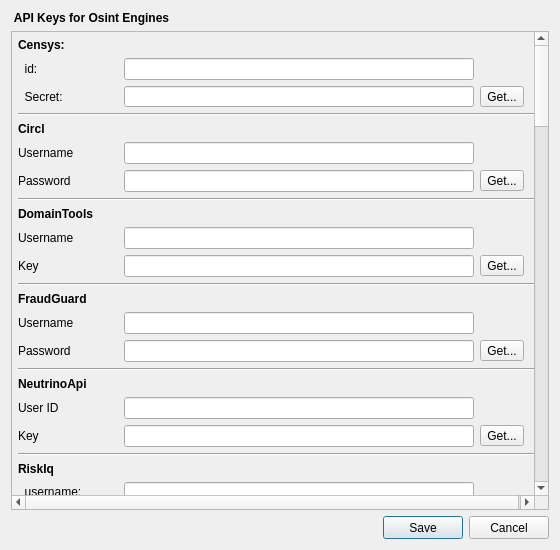
This is sub3suite/src/Dialogs/ApiKeysDialog.ui in 3nock/OTE as Qt 5 draws it before an edit. The edited form follows.
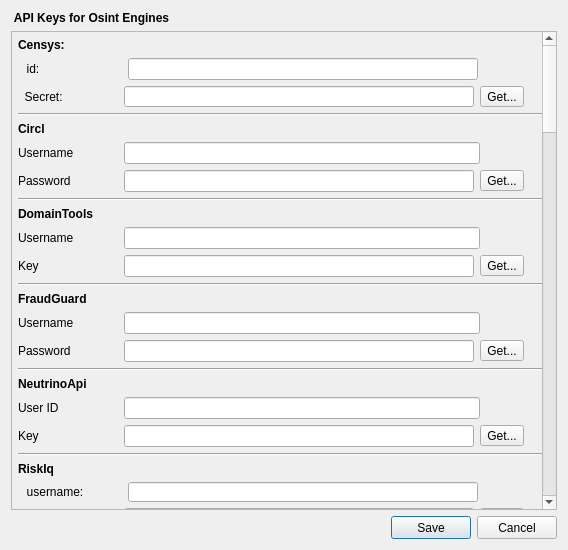
This is the edited form.

What changed in the file:
```diff
--- a/sub3suite/src/Dialogs/ApiKeysDialog.ui
+++ b/sub3suite/src/Dialogs/ApiKeysDialog.ui
@@ -6,7 +6,7 @@
    <rect>
     <x>0</x>
     <y>0</y>
-    <width>560</width>
+    <width>568</width>
     <height>550</height>
    </rect>
   </property>
@@ -24,8 +24,8 @@
   </property>
   <property name="maximumSize">
    <size>
-    <width>560</width>
-    <height>550</height>
+    <width>16777215</width>
+    <height>16777215</height>
    </size>
   </property>
   <property name="windowTitle">
```
